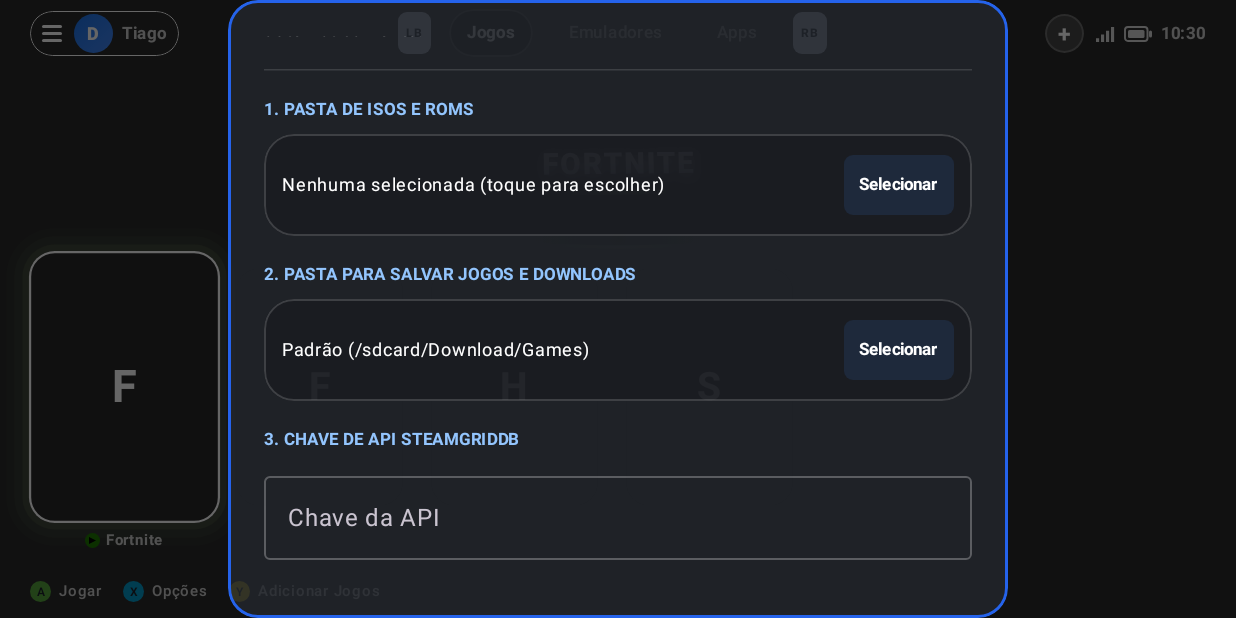
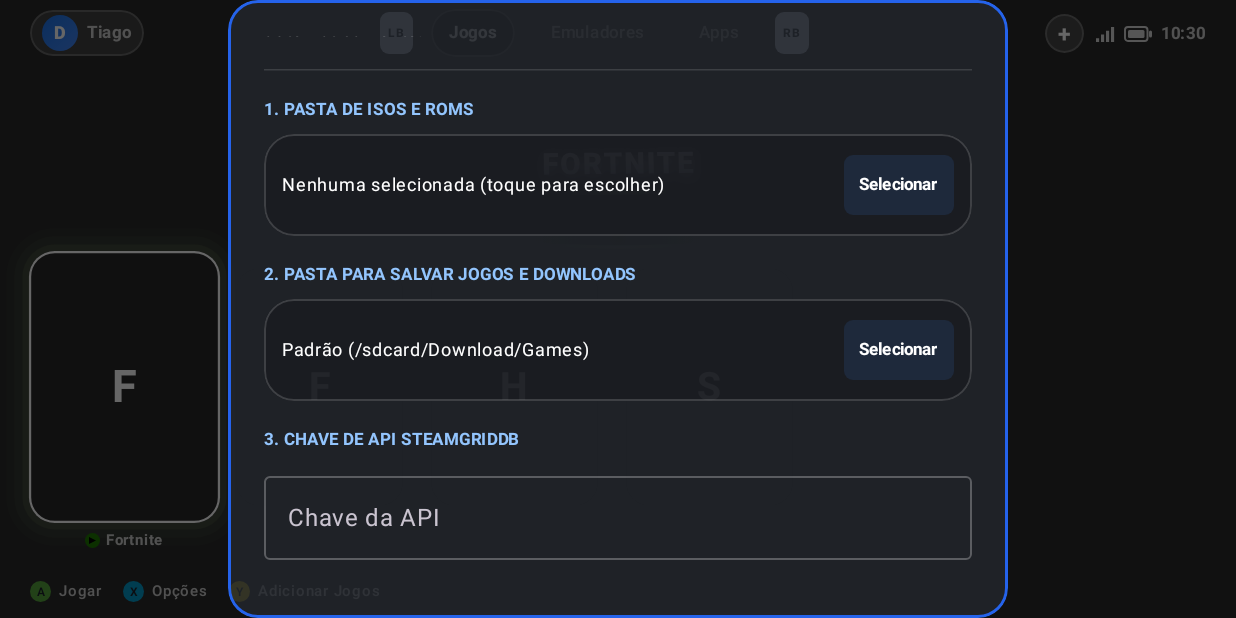
Before and after one commit to TiagosMs/NuvOS, an Android app built with Jetpack Compose: the screen it shows after launch (MainActivity), on a phone screen of 824 x 412 dp (held sideways). Run offline under Robolectric (Android 15) with nearby library versions, the phone set to English and light mode, and no system bars; pictures from the network do not load.

Commit message:
fix(ui): add profile capsule frame, remove select lines, and fix 3D folder bottom clipping

```diff
--- a/app/src/main/java/com/decklauncher/ui/components/TopBar.kt
+++ b/app/src/main/java/com/decklauncher/ui/components/TopBar.kt
@@ -84,9 +84,10 @@ fun TopBar(
 
     // Animações de cursor e foco para TopBar
     val isProfileFocused = isTopBarFocused && topBarIndex == 0
-    val profileScale by animateFloatAsState(targetValue = if (isProfileFocused) 1.08f else 1.0f, label = "profile_scale")
-    val profileBorderWidth by animateDpAsState(targetValue = if (isProfileFocused) 2.5.dp else 0.dp, label = "profile_border")
-    val profileBg by animateColorAsState(targetValue = if (isProfileFocused) Color(0x40FFFFFF) else Color.Transparent, label = "profile_bg")
+    val profileScale by animateFloatAsState(targetValue = if (isProfileFocused) 1.06f else 1.0f, label = "profile_scale")
+    val profileBorderWidth by animateDpAsState(targetValue = if (isProfileFocused) 2.dp else 1.dp, label = "profile_border")
+    val profileBorderColor by animateColorAsState(targetValue = if (isProfileFocused) Color.White else Color(0x35FFFFFF), label = "profile_border_color")
+    val profileBg by animateColorAsState(targetValue = if (isProfileFocused) Color(0x40FFFFFF) else Color(0x1AFFFFFF), label = "profile_bg")
 
     val isAddFocused = isTopBarFocused && topBarIndex == 1
     val addScale by animateFloatAsState(targetValue = if (isAddFocused) 1.15f else 1.0f, label = "add_scale")
@@ -102,33 +103,25 @@ fun TopBar(
         verticalAlignment = Alignment.CenterVertically,
         horizontalArrangement = Arrangement.SpaceBetween
     ) {
-        // Canto superior esquerdo: Ícone de Perfil / Menu de Configurações do Launcher
+        // Canto superior esquerdo: Pílula de Perfil com moldura (sem tracinhos do select e sem aro sobre o avatar)
         Row(
             verticalAlignment = Alignment.CenterVertically,
-            horizontalArrangement = Arrangement.spacedBy(if (isCompactHeight) 6.dp else 10.dp),
+            horizontalArrangement = Arrangement.spacedBy(if (isCompactHeight) 6.dp else 9.dp),
             modifier = Modifier
                 .scale(profileScale)
                 .clip(RoundedCornerShape(20.dp))
                 .background(profileBg)
-                .border(profileBorderWidth, Color.White, RoundedCornerShape(20.dp))
+                .border(profileBorderWidth, profileBorderColor, RoundedCornerShape(20.dp))
                 .clickable { onOpenProfileSettings() }
-                .padding(vertical = if (isCompactHeight) 2.dp else 4.dp, horizontal = if (isCompactHeight) 8.dp else 12.dp)
+                .padding(
+                    vertical = if (isCompactHeight) 3.dp else 5.dp,
+                    horizontal = if (isCompactHeight) 8.dp else 12.dp
+                )
         ) {
-            // Ícone Hamburger (≡)
-            Column(
-                verticalArrangement = Arrangement.spacedBy(if (isCompactHeight) 2.5.dp else 3.5.dp),
-                horizontalAlignment = Alignment.CenterHorizontally,
-                modifier = Modifier.padding(end = if (isCompactHeight) 2.dp else 4.dp)
-            ) {
-                Box(modifier = Modifier.size(width = if (isCompactHeight) 13.dp else 16.dp, height = 2.dp).background(Color.White, RoundedCornerShape(1.dp)))
-                Box(modifier = Modifier.size(width = if (isCompactHeight) 13.dp else 16.dp, height = 2.dp).background(Color.White, RoundedCornerShape(1.dp)))
-                Box(modifier = Modifier.size(width = if (isCompactHeight) 13.dp else 16.dp, height = 2.dp).background(Color.White, RoundedCornerShape(1.dp)))
-            }
-
-            // Avatar Circular sem moldura
+            // Avatar Circular sem aro sobreposto
             Box(
                 modifier = Modifier
-                    .size(if (isCompactHeight) 26.dp else 34.dp)
+                    .size(if (isCompactHeight) 24.dp else 30.dp)
                     .clip(CircleShape)
                     .then(
                         if (customAvatar == null) {
```
Also changed, not shown: app/src/main/java/com/decklauncher/ui/components/AppFolderCard.kt (+10 -9 lines).
